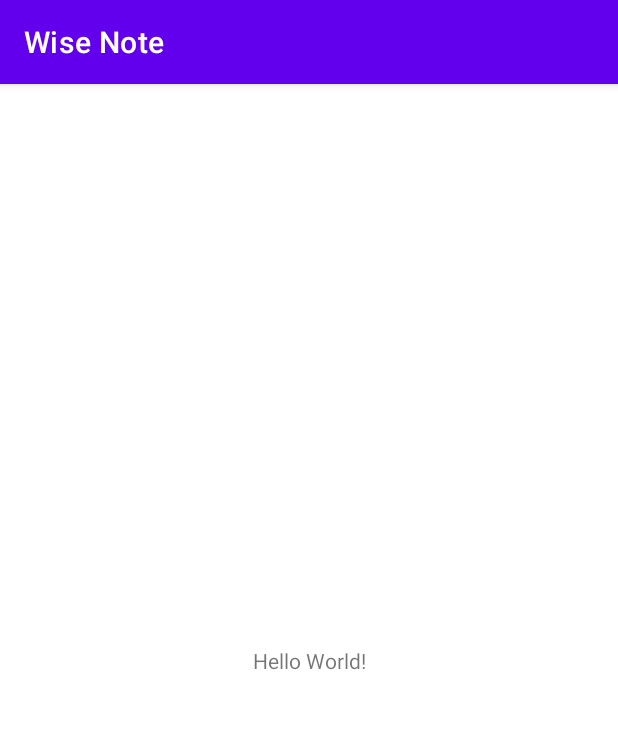
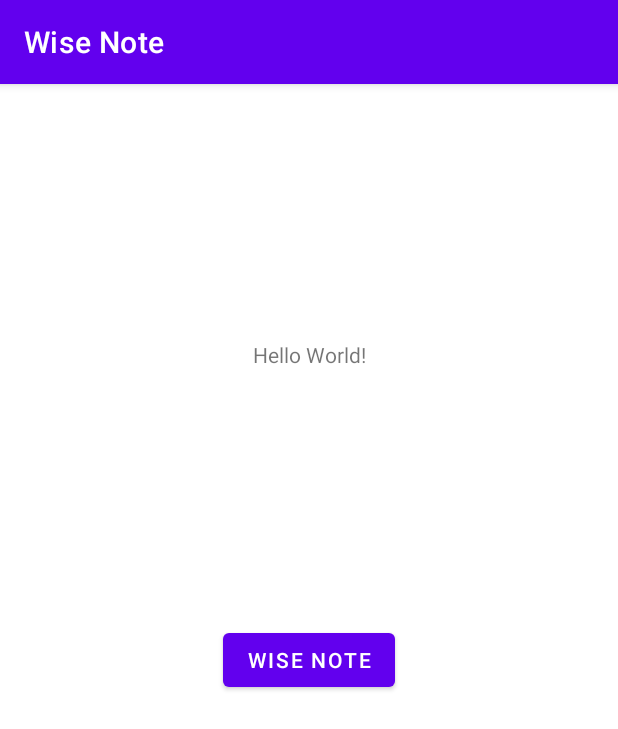
Before and after one commit to pers0n4/WiseNote, an Android app: the screen it shows after launch (MainActivity), on a phone screen of 412 x 824 dp. Shown: the top 729 px of the screen. Run offline under Robolectric (Android 15) with nearby library versions, the phone set to English and light mode, and no system bars.

Commit message:
feat: add STT(Speech-to-Text) feature (#2)
* build: add permissions to AndroidManifest.xml

* feat: add button to main layout

* feat: add string values

* feat: add speech-to-text

```diff
--- a/app/src/main/AndroidManifest.xml
+++ b/app/src/main/AndroidManifest.xml
@@ -1,6 +1,9 @@
 <?xml version="1.0" encoding="utf-8"?>
 <manifest xmlns:android="http://schemas.android.com/apk/res/android"
     package="kr.ac.deu.se.wisenote">
+
+    <uses-permission android:name="android.permission.RECORD_AUDIO" />
+    <uses-permission android:name="android.permission.INTERNET" />
 
     <application
         android:allowBackup="true"
--- a/app/src/main/res/layout/activity_main.xml
+++ b/app/src/main/res/layout/activity_main.xml
@@ -2,17 +2,29 @@
 <androidx.constraintlayout.widget.ConstraintLayout xmlns:android="http://schemas.android.com/apk/res/android"
     xmlns:app="http://schemas.android.com/apk/res-auto"
     xmlns:tools="http://schemas.android.com/tools"
+    android:id="@+id/main_layout"
     android:layout_width="match_parent"
     android:layout_height="match_parent"
     tools:context=".MainActivity">
 
     <TextView
+        android:id="@+id/textView"
         android:layout_width="wrap_content"
         android:layout_height="wrap_content"
         android:text="Hello World!"
-        app:layout_constraintBottom_toBottomOf="parent"
+        app:layout_constraintBottom_toTopOf="@+id/button"
         app:layout_constraintLeft_toLeftOf="parent"
         app:layout_constraintRight_toRightOf="parent"
         app:layout_constraintTop_toTopOf="parent" />
 
+    <Button
+        android:id="@+id/button"
+        android:layout_width="wrap_content"
+        android:layout_height="wrap_content"
+        android:text="@string/app_name"
+        app:layout_constraintBottom_toBottomOf="parent"
+        app:layout_constraintEnd_toEndOf="parent"
+        app:layout_constraintStart_toStartOf="parent"
+        app:layout_constraintTop_toTopOf="parent" />
+
 </androidx.constraintlayout.widget.ConstraintLayout>
--- a/app/src/main/res/values/strings.xml
+++ b/app/src/main/res/values/strings.xml
@@ -1,3 +1,7 @@
 <resources>
     <string name="app_name">Wise Note</string>
+    <string name="record_permission_required">Record permission is required.</string>
+    <string name="record_permission_not_available">Record permission is not available.</string>
+    <string name="record_permission_granted">Record permission was granted.</string>
+    <string name="record_permission_denied">Record permission request was denied.</string>
 </resources>
```
Also changed, not shown: app/src/main/java/kr/ac/deu/se/wisenote/MainActivity.java (+87 -1 lines).
